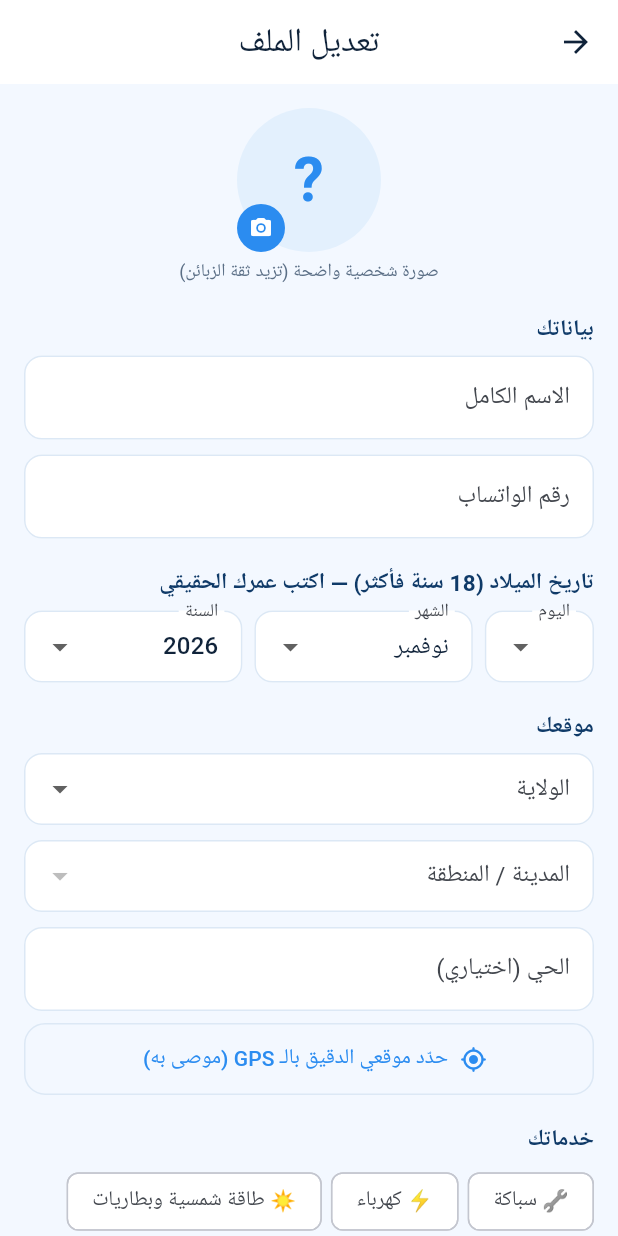
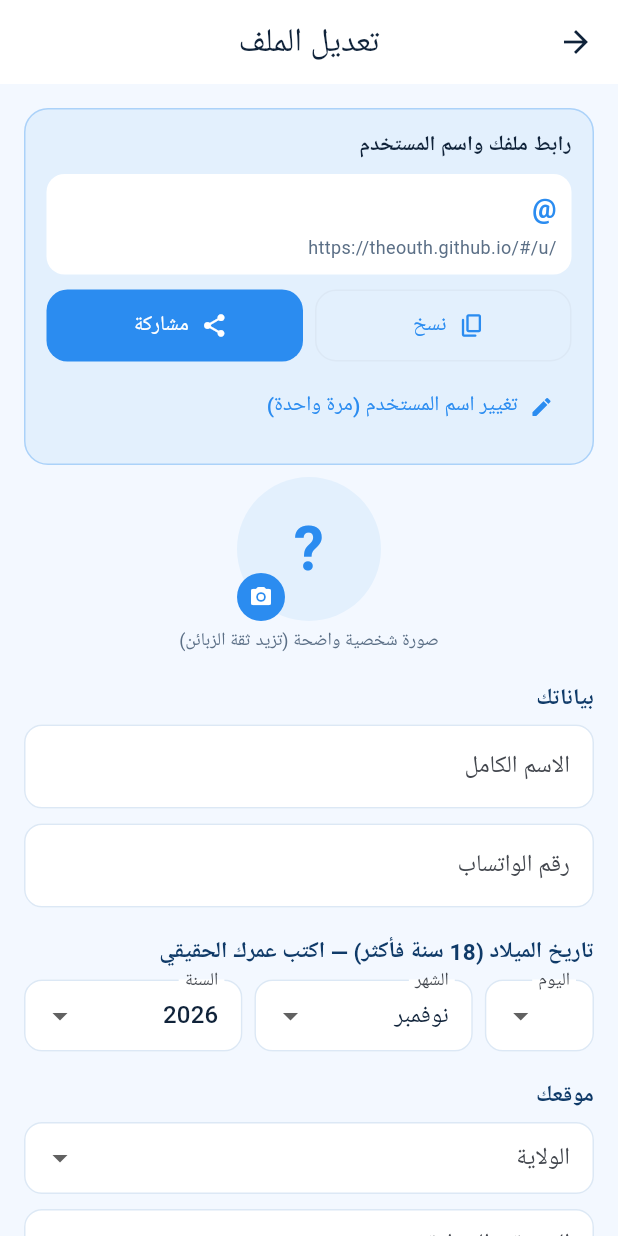
Before and after one commit to TheOuth/sanayei-qareeb-, a Flutter app: the _EditScreen screen opened directly with empty values, on a phone screen of 412 x 824 dp. Run offline on Flutter 3.47's test engine with Material 3 defaults, Android fonts, the phone set to English and light mode, and no system bars; our stand-ins replace geolocator, google_fonts, image_picker, share_plus, shared_preferences; accounts and stored records are empty; network calls fail.

Commit message:
Native app: menu button under logo, services/providers tabs, username box in edit profile
Co-Authored-By: Claude Sonnet 5.5 <noreply@anthropic.com>
Claude-Session: https://claude.ai/code/session_01X84Ttv2GNt1drwSPj32bYF

```diff
--- a/app/lib/screens/dashboard.dart
+++ b/app/lib/screens/dashboard.dart
@@ -1,4 +1,5 @@
 import 'package:flutter/material.dart';
+import 'package:flutter/services.dart';
 import 'package:share_plus/share_plus.dart';
 import '../core.dart';
 import '../theme.dart';
@@ -90,36 +91,6 @@ class _DashboardScreenState extends State<DashboardScreen> {
     } catch (e) {
       if (mounted) toast(context, errMsg(e));
     }
-  }
-
-  Future<void> _username() async {
-    final c = TextEditingController(text: (_me!['username'] ?? '').toString());
-    await showDialog(
-      context: context,
-      builder: (_) => AlertDialog(
-        title: const Text('اسم المستخدم'),
-        content: Column(mainAxisSize: MainAxisSize.min, children: [
-          const Text('يمكن تغييره مرة واحدة فقط. حروف إنجليزية وأرقام، يبدأ بحرف.', style: TextStyle(fontSize: 12)),
-          const SizedBox(height: 8),
-          TextField(controller: c, textDirection: TextDirection.ltr),
-        ]),
-        actions: [
-          TextButton(onPressed: () => Navigator.pop(context), child: const Text('إلغاء')),
-          FilledButton(
-            onPressed: () async {
-              Navigator.pop(context);
-              try {
-                await Api.rpc('set_username', {'p_id': _id, 'p_token': _tk, 'p_username': c.text.trim()});
-                _load();
-              } catch (e) {
-                if (mounted) toast(context, errMsg(e));
-              }
-            },
-            child: const Text('حفظ'),
-          ),
-        ],
-      ),
-    );
   }
 
   Future<void> _logout() async {
@@ -230,17 +201,6 @@ class _DashboardScreenState extends State<DashboardScreen> {
           ),
         ),
         const SizedBox(height: 10),
-        Card(
-          child: ListTile(
-            leading: const Icon(Icons.alternate_email_rounded),
-            title: Text(me['username'] ?? ''),
-            subtitle: const Text('اسم المستخدم لرابط المشاركة'),
-            trailing: Wrap(children: [
-              IconButton(icon: const Icon(Icons.share_rounded), onPressed: () => Share.share('${me['name']} على صنايعي قريب\n${Config.siteUrl}/#/u/${me['username']}')),
-              if (me['username_changed'] != true) IconButton(icon: const Icon(Icons.edit_rounded), onPressed: _username),
-            ]),
-          ),
-        ),
         const SizedBox(height: 16),
         Text('الطلبات (آخر 60 يومًا) — ${me['requests_week']} هذا الأسبوع', style: const TextStyle(fontWeight: FontWeight.w700)),
         const SizedBox(height: 8),
@@ -274,16 +234,107 @@ class _DashboardScreenState extends State<DashboardScreen> {
   }
 }
 
-class _EditScreen extends StatelessWidget {
+class _EditScreen extends StatefulWidget {
   final Map me;
   const _EditScreen({required this.me});
+  @override
+  State<_EditScreen> createState() => _EditScreenState();
+}
+
+class _EditScreenState extends State<_EditScreen> {
+  late String _user = (widget.me['username'] ?? '').toString();
+  late bool _changed = widget.me['username_changed'] == true;
+
+  String get _link => '${Config.siteUrl}/#/u/$_user';
+
+  Future<void> _rename() async {
+    final c = TextEditingController(text: _user);
+    await showDialog(
+      context: context,
+      builder: (_) => AlertDialog(
+        title: const Text('تغيير اسم المستخدم'),
+        content: Column(mainAxisSize: MainAxisSize.min, children: [
+          const Text('يمكن تغييره مرة واحدة فقط. حروف إنجليزية وأرقام، يبدأ بحرف.', style: TextStyle(fontSize: 12)),
+          const SizedBox(height: 8),
+          TextField(controller: c, textDirection: TextDirection.ltr),
+        ]),
+        actions: [
+          TextButton(onPressed: () => Navigator.pop(context), child: const Text('إلغاء')),
+          FilledButton(
+            onPressed: () async {
+              Navigator.pop(context);
+              try {
+                final r = await Api.rpc('set_username', {'p_id': Store.pid, 'p_token': Store.token, 'p_username': c.text.trim()});
+                if (mounted) setState(() { _user = r.toString(); _changed = true; });
+              } catch (e) {
+                if (mounted) toast(context, errMsg(e));
+              }
+            },
+            child: const Text('حفظ'),
+          ),
+        ],
+      ),
+    );
+  }
+
+  Widget _box() {
+    return Container(
+      margin: const EdgeInsets.only(bottom: 8),
+      padding: const EdgeInsets.all(14),
+      decoration: BoxDecoration(color: const Color(0xFFE3F0FD), borderRadius: BorderRadius.circular(16), border: Border.all(color: C.blue.withOpacity(.3))),
+      child: Column(crossAxisAlignment: CrossAxisAlignment.start, children: [
+        const Text('رابط ملفك واسم المستخدم', style: TextStyle(fontWeight: FontWeight.w700)),
+        const SizedBox(height: 8),
+        Container(
+          width: double.infinity,
+          padding: const EdgeInsets.all(10),
+          decoration: BoxDecoration(color: Colors.white, borderRadius: BorderRadius.circular(12)),
+          child: Column(crossAxisAlignment: CrossAxisAlignment.start, children: [
+            Text('@$_user', textDirection: TextDirection.ltr, style: const TextStyle(fontSize: 18, fontWeight: FontWeight.w700, color: C.blue)),
+            const SizedBox(height: 4),
+            Text(_link, textDirection: TextDirection.ltr, style: const TextStyle(fontSize: 12, color: C.mute)),
+          ]),
+        ),
+        const SizedBox(height: 10),
+        Row(children: [
+          Expanded(
+            child: OutlinedButton.icon(
+              onPressed: () async {
+                await Clipboard.setData(ClipboardData(text: _link));
+                if (mounted) toast(context, 'تم نسخ الرابط');
+              },
+              icon: const Icon(Icons.copy_rounded, size: 18),
+              label: const Text('نسخ'),
+            ),
+          ),
+          const SizedBox(width: 8),
+          Expanded(
+            child: FilledButton.icon(
+              onPressed: () => Share.share('${widget.me['name']} على صنايعي قريب\n$_link'),
+              icon: const Icon(Icons.share_rounded, size: 18),
+              label: const Text('مشاركة'),
+            ),
+          ),
+        ]),
+        const SizedBox(height: 6),
+        Align(
+          alignment: AlignmentDirectional.centerStart,
+          child: _changed
+              ? const Text('تم استخدام تغيير الاسم. للتعديل تواصل مع الدعم.', style: TextStyle(fontSize: 12, color: C.mute))
+              : TextButton.icon(onPressed: _rename, icon: const Icon(Icons.edit_rounded, size: 16), label: const Text('تغيير اسم المستخدم (مرة واحدة)')),
+        ),
+      ]),
+    );
+  }
+
   @override
   Widget build(BuildContext context) {
     return Scaffold(
       appBar: AppBar(title: const Text('تعديل الملف')),
       body: ProfileForm(
         isRegister: false,
-        initial: me,
+        initial: widget.me,
+        header: _box(),
         onSubmit: (body) async {
           await Api.rpc('update_profile', {'p_id': Store.pid, 'p_token': Store.token, 'p': body});
           if (context.mounted) Navigator.pop(context);
--- a/app/lib/screens/profile_form.dart
+++ b/app/lib/screens/profile_form.dart
@@ -9,8 +9,9 @@ import '../widgets.dart';
 class ProfileForm extends StatefulWidget {
   final bool isRegister;
   final Map? initial;
+  final Widget? header;
   final Future<void> Function(Map<String, dynamic>) onSubmit;
-  const ProfileForm({super.key, required this.isRegister, this.initial, required this.onSubmit});
+  const ProfileForm({super.key, required this.isRegister, this.initial, this.header, required this.onSubmit});
   @override
   State<ProfileForm> createState() => _ProfileFormState();
 }
@@ -161,6 +162,7 @@ class _ProfileFormState extends State<ProfileForm> {
     final nowY = DateTime.now().year;
     Widget sec(String t) => Padding(padding: const EdgeInsets.only(top: 18, bottom: 8), child: Text(t, style: const TextStyle(fontWeight: FontWeight.w700, fontSize: 15, color: C.navy)));
     return ListView(padding: const EdgeInsets.all(16), children: [
+      if (widget.header != null) widget.header!,
       Center(
         child: GestureDetector(
           onTap: _pickPhoto,
```
Also changed, not shown: app/lib/screens/home.dart (+93 -31 lines).
